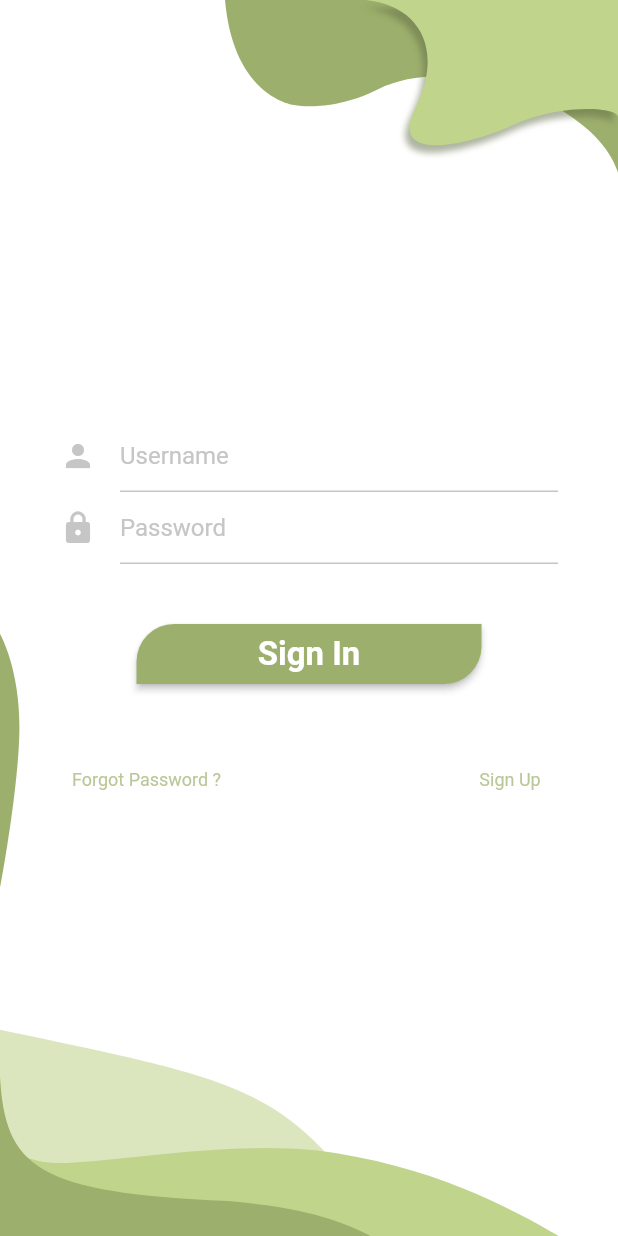
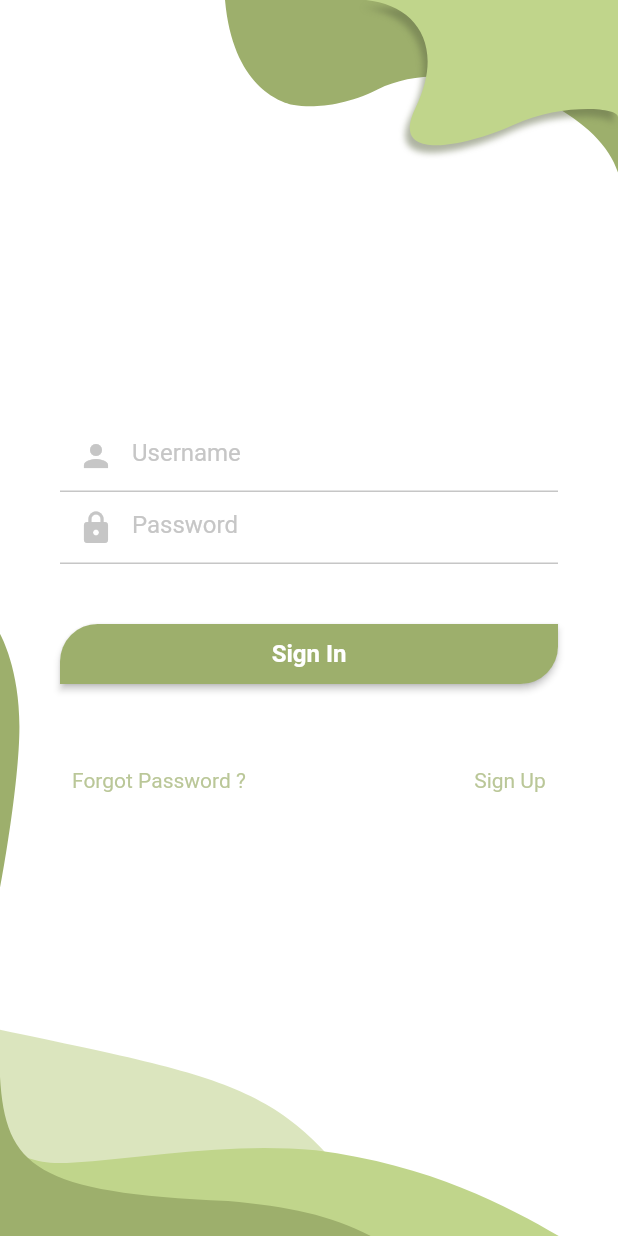
Before and after one commit to 92Andy/my_plant, a Flutter app: the screen it shows after launch, on a phone screen of 412 x 824 dp. Run offline on Flutter 3.47's test engine with Material 2 defaults, Android fonts, the phone set to English and light mode, and no system bars; drawn by our look-alikes of simple_shadow; our stand-ins replace flutter_svg.

Commit message:
Code improvements

```diff
--- a/lib/login/login_page.dart
+++ b/lib/login/login_page.dart
@@ -1,28 +1,42 @@
 import 'package:flutter/material.dart';
+import 'package:flutter_svg/svg.dart';
 import 'package:my_plant/login/widgets/login_background.dart';
 import 'package:my_plant/constants/my_plant_colors.dart';
 import 'package:my_plant/login/widgets/login_button.dart';
 
 class LoginPage extends StatelessWidget {
   const LoginPage({super.key});
+  @override
+  Widget build(BuildContext context) {
+    return Scaffold(
+      body: Stack(
+        children: const [
+          LoginBackground(),
+          Padding(
+            padding: EdgeInsets.symmetric(horizontal: 40),
+            child: _LoginInterface(),
+          ),
+        ],
+      ),
+    );
+  }
+}
+
+class _LoginInterface extends StatelessWidget {
+  const _LoginInterface({super.key});
 
   final SizedBox _verticalSpacer = const SizedBox(height: 40);
 
   @override
   Widget build(BuildContext context) {
-    return Scaffold(
-      body: Stack(children: [
-        const LoginBackground(),
-        Padding(
-          padding: const EdgeInsets.symmetric(horizontal: 40),
-          child: Column(
+    return Column(
       mainAxisAlignment: MainAxisAlignment.center,
       crossAxisAlignment: CrossAxisAlignment.center,
       children: [
         TextField(
           obscureText: true,
           decoration: InputDecoration(
-                  icon: Icon(
+            prefixIcon: Icon(
               Icons.person,
               color: MyPlantColors.lightGrey,
             ),
@@ -30,13 +44,13 @@ class LoginPage extends StatelessWidget {
             hintStyle: TextStyle(
               color: MyPlantColors.lightGrey,
             ),
-                  enabledBorder: myUnderlineBorder(),
+            enabledBorder: _underline,
           ),
         ),
         TextField(
           obscureText: true,
           decoration: InputDecoration(
-                  icon: Icon(
+            prefixIcon: Icon(
               Icons.lock,
               color: MyPlantColors.lightGrey,
             ),
@@ -44,7 +58,7 @@ class LoginPage extends StatelessWidget {
             hintStyle: TextStyle(
               color: MyPlantColors.lightGrey,
             ),
-                  enabledBorder: myUnderlineBorder(),
+            enabledBorder: _underline,
           ),
         ),
         _verticalSpacer,
@@ -60,7 +74,7 @@ class LoginPage extends StatelessWidget {
               child: Text(
                 'Forgot Password ?',
                 style: TextStyle(
-                        fontSize: 12,
+                  fontSize: 14,
                   fontWeight: FontWeight.normal,
                   color: MyPlantColors.greenSmoke.withOpacity(.7),
                 ),
@@ -71,7 +85,7 @@ class LoginPage extends StatelessWidget {
               child: Text(
                 'Sign Up',
                 style: TextStyle(
-                        fontSize: 12,
+                  fontSize: 14,
                   fontWeight: FontWeight.normal,
                   color: MyPlantColors.greenSmoke.withOpacity(.7),
                 ),
@@ -80,17 +94,12 @@ class LoginPage extends StatelessWidget {
           ],
         ),
       ],
-          ),
-        ),
-      ]),
     );
   }
 
-  UnderlineInputBorder myUnderlineBorder() {
-    return UnderlineInputBorder(
+  UnderlineInputBorder get _underline => UnderlineInputBorder(
         borderSide: BorderSide(
           color: MyPlantColors.lightGrey,
         ),
       );
 }
-}
--- a/lib/login/widgets/login_button.dart
+++ b/lib/login/widgets/login_button.dart
@@ -14,8 +14,8 @@ class LoginButton extends StatelessWidget {
   @override
   Widget build(BuildContext context) {
     return SizedBox(
-      width: 230,
       height: 40,
+      width: double.infinity,
       child: MaterialButton(
         color: MyPlantColors.greenSmoke,
         shape: const RoundedRectangleBorder(
--- a/lib/theming/my_plant_theme.dart
+++ b/lib/theming/my_plant_theme.dart
@@ -39,7 +39,7 @@ class MyPlantTheme {
       ),
       button: TextStyle(
         color: MyPlantColors.surfaceWhite,
-        fontSize: 22,
+        fontSize: 16,
         fontWeight: FontWeight.bold,
       ),
     );
```
Lines whose indentation alone changed are shown as unchanged.
